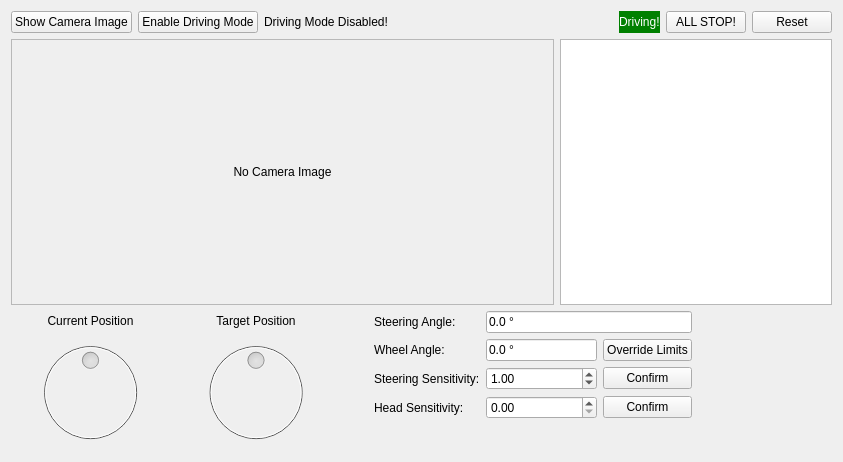
Old version of the form thor_mang_driving_widget/src/driving_widget.ui in the repository hector-humanoid/humanoid_driving.
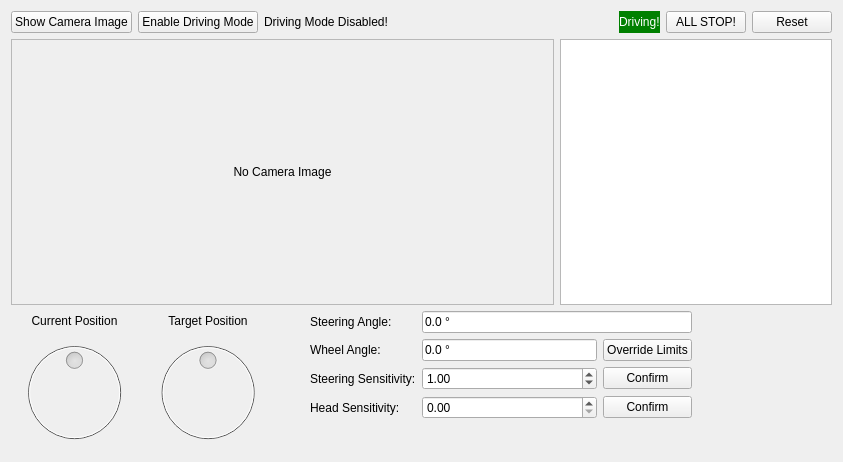
New version of the form. Icons and pictures are not drawn.

Commit message: fix: oscillating steering position when no command is sent

Diff of the .ui file:
```diff
--- a/thor_mang_driving_widget/src/driving_widget.ui
+++ b/thor_mang_driving_widget/src/driving_widget.ui
@@ -140,7 +140,7 @@
      </layout>
     </item>
     <item>
-     <layout class="QHBoxLayout" name="horizontalLayout_2" stretch="1,1,0,2,0,0">
+     <layout class="QHBoxLayout" name="horizontalLayout_2" stretch="1,1,0,3,0,0">
       <item>
        <layout class="QVBoxLayout" name="verticalLayout" stretch="0,0,1,0">
         <item>
```
The commit also changes 2 other files.
